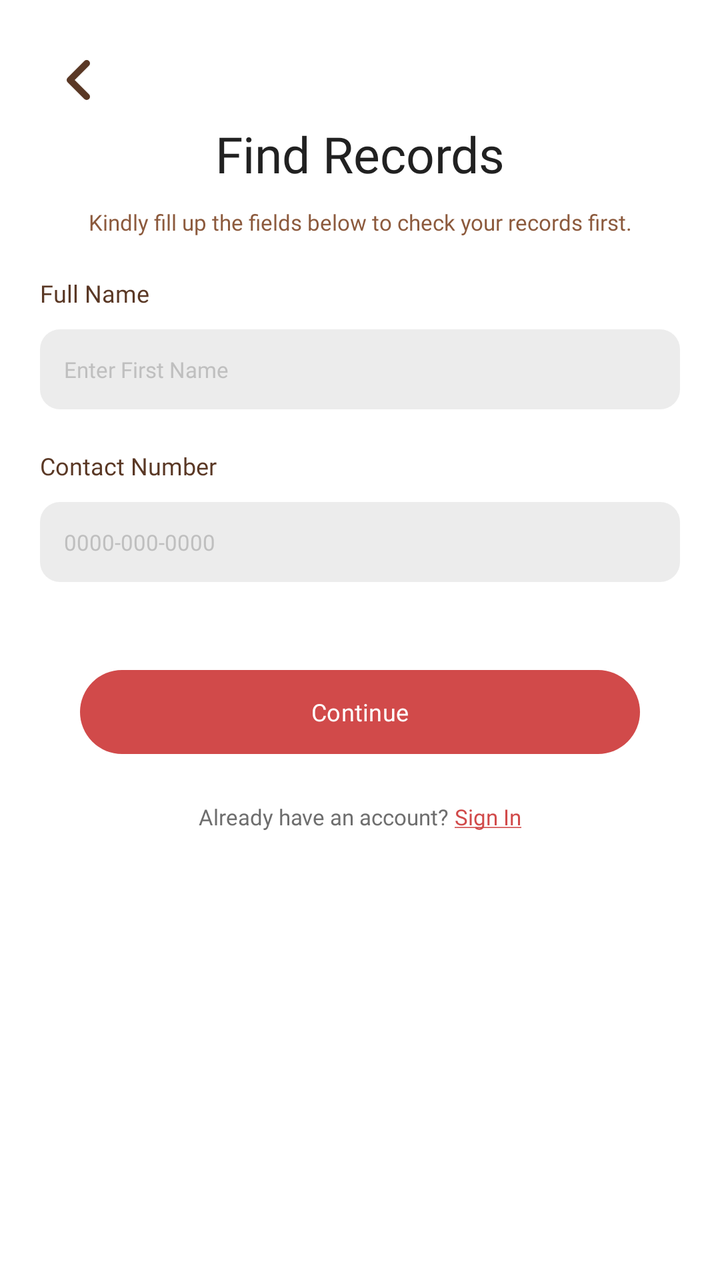
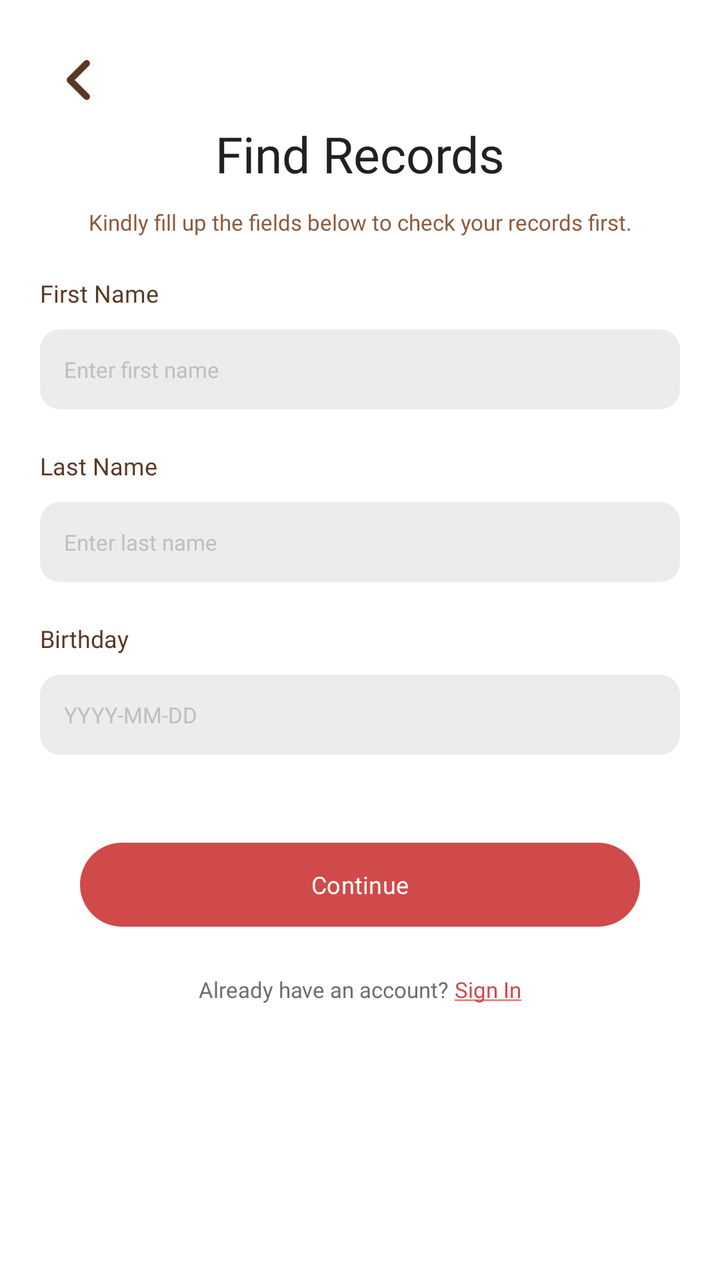

Screens rendered from an Android XML layout before and after an edit, with the pre-edit source and the edit as a unified diff.
<!-- AndroidManifest.xml: application theme Theme.StTherese -->
<!-- res/layout/activity_find_record.xml -->
<?xml version="1.0" encoding="utf-8"?>
<androidx.constraintlayout.widget.ConstraintLayout xmlns:android="http://schemas.android.com/apk/res/android"
    xmlns:app="http://schemas.android.com/apk/res-auto"
    android:layout_width="match_parent"
    android:layout_height="match_parent"
    xmlns:tools="http://schemas.android.com/tools"
    android:background="@color/card_white"
    tools:context=".FindRecord">


    <ImageView
        android:id="@+id/buttonBack"
        android:layout_width="40dp"
        android:layout_height="40dp"
        android:layout_margin="20dp"
        android:src="@drawable/ic_arrow_left"
        app:layout_constraintStart_toStartOf="parent"
        app:layout_constraintTop_toTopOf="parent" />

    <TextView
        android:id="@+id/textViewFindRecords"
        android:layout_width="match_parent"
        android:layout_height="wrap_content"
        android:fontFamily="@font/montserrat_extra_bold"
        android:gravity="center"
        android:text="Find Records"
        android:textColor="@color/black_text"
        android:textSize="25sp"
        app:layout_constraintEnd_toEndOf="parent"
        app:layout_constraintStart_toStartOf="parent"
        app:layout_constraintTop_toBottomOf="@+id/buttonBack" />

    <TextView
        android:id="@+id/textView1"
        android:layout_width="wrap_content"
        android:layout_height="wrap_content"
        android:layout_margin="10dp"
        android:fontFamily="@font/poppins_regular"
        android:text="Kindly fill up the fields below to check your records first."
        android:textAlignment="center"
        android:textColor="@color/text_secondary"
        android:textSize="11sp"
        app:layout_constraintEnd_toEndOf="parent"
        app:layout_constraintStart_toStartOf="parent"
        app:layout_constraintTop_toBottomOf="@+id/textViewFindRecords" />

    <TextView
        android:id="@+id/textViewName"
        android:layout_width="match_parent"
        android:layout_height="wrap_content"
        android:layout_margin="20dp"
        android:fontFamily="@font/poppins_semi_bold"
        android:text="Full Name"
        android:textColor="@color/brown_text"
        android:textSize="12sp"
        app:layout_constraintEnd_toEndOf="parent"
        app:layout_constraintStart_toStartOf="parent"
        app:layout_constraintTop_toBottomOf="@+id/textView1" />

    <EditText
        android:id="@+id/editTextName"
        style="@style/CustomEditTextStyle"
        android:layout_width="match_parent"
        android:layout_height="40dp"
        android:layout_marginStart="20dp"
        android:layout_marginEnd="20dp"
        android:layout_marginTop="10dp"
        android:background="@drawable/edittext_bg"
        android:hint="Enter First Name"
        android:inputType="textPersonName"
        android:padding="12dp"
        app:layout_constraintStart_toStartOf="parent"
        app:layout_constraintTop_toBottomOf="@+id/textViewName" />

    <TextView
        android:id="@+id/textViewContact"
        android:layout_width="match_parent"
        android:layout_height="wrap_content"
        android:layout_marginStart="20dp"
        android:layout_marginTop="20dp"
        android:layout_marginEnd="20dp"
        android:fontFamily="@font/poppins_semi_bold"
        android:text="Contact Number"
        android:textColor="@color/brown_text"
        android:textSize="12sp"
        app:layout_constraintEnd_toEndOf="parent"
        app:layout_constraintStart_toStartOf="parent"
        app:layout_constraintTop_toBottomOf="@+id/editTextName" />

    <EditText
        android:id="@+id/editTextContact"
        style="@style/CustomEditTextStyle"
        android:layout_width="match_parent"
        android:layout_height="40dp"
        android:layout_marginTop="10dp"
        android:layout_marginStart="20dp"
        android:layout_marginEnd="20dp"
        android:background="@drawable/edittext_bg"
        android:hint="0000-000-0000"
        android:maxLength="11"
        android:inputType="phone"
        android:padding="12dp"
        app:layout_constraintStart_toStartOf="parent"
        app:layout_constraintTop_toBottomOf="@+id/textViewContact" />

    <com.google.android.material.button.MaterialButton
        android:id="@+id/buttonContinue"
        android:layout_width="match_parent"
        android:layout_height="50dp"
        android:layout_margin="40dp"
        android:fontFamily="@font/poppins_semi_bold"
        android:text="Continue"
        android:textAllCaps="false"
        android:textColor="@color/card_white"
        android:textSize="12sp"
        app:backgroundTint="@color/red_primary"
        app:cornerRadius="24dp"
        app:layout_constraintEnd_toEndOf="parent"
        app:layout_constraintStart_toStartOf="parent"
        app:layout_constraintTop_toBottomOf="@+id/editTextContact" />

    
    <LinearLayout
        android:layout_width="wrap_content"
        android:layout_height="wrap_content"
        android:gravity="center"
        android:layout_margin="20dp"
        android:orientation="horizontal"
        app:layout_constraintEnd_toEndOf="parent"
        app:layout_constraintStart_toStartOf="parent"
        app:layout_constraintTop_toBottomOf="@+id/buttonContinue">

        <TextView
            android:layout_width="wrap_content"
            android:layout_height="wrap_content"
            android:fontFamily="@font/poppins_regular"
            android:text="Already have an account? "
            android:textColor="@color/small_text"
            android:textSize="11sp" />

        <TextView
            android:id="@+id/textSignIn"
            android:layout_width="wrap_content"
            android:layout_height="wrap_content"
            android:fontFamily="@font/poppins_regular"
            android:text="@string/sign_in_underlined_text"
            android:textColor="@color/red_primary"
            android:textSize="11sp" />
    </LinearLayout>

</androidx.constraintlayout.widget.ConstraintLayout>
<!-- resources referenced by this layout -->
<resources>
  <color name="black_text">#212121</color>
  <color name="brown_text">#5A3825</color>
  <color name="card_white">#FFFFFF</color>
  <color name="red_primary">#D14A4A</color>
  <color name="small_text">#6E6E6E</color>
  <color name="text_secondary">#8C5A3D</color>
  <!-- drawable edittext_bg (drawable) -->
  <shape xmlns:android="http://schemas.android.com/apk/res/android" android:shape="rectangle">
      <solid android:color="#ECECEC" />
      <corners android:radius="10dp" />
  </shape>
  <!-- drawable ic_arrow_left (drawable) -->
  <vector xmlns:android="http://schemas.android.com/apk/res/android"
      android:width="24dp"
      android:height="24dp"
      android:viewportWidth="24"
      android:viewportHeight="24">
    <path
        android:pathData="m14,7l-5,5l5,5"
        android:strokeLineJoin="round"
        android:strokeWidth="2"
        android:fillColor="#00000000"
        android:strokeColor="#5A3825"
        android:strokeLineCap="round"/>
  </vector>
  <string name="sign_in_underlined_text"><u>Sign In</u></string>
  <style name="CustomEditTextStyle">
          <item name="android:textColor">@color/black_text</item>
          <item name="android:textColorHint">@color/text_hint</item>
          <item name="android:fontFamily">@font/poppins_regular</item>
          <item name="android:textSize">11sp</item>
      </style>
  <style name="Theme.StTherese" parent="Base.Theme.StTherese" />
  <color name="text_hint">#BFBFBF</color>
  <style name="Base.Theme.StTherese" parent="Theme.Material3.DayNight.NoActionBar">
          <item name="colorPrimary">@color/md_theme_light_primary</item>
          <item name="colorOnPrimary">@color/md_theme_light_onPrimary</item>
          <item name="android:colorBackground">@color/md_theme_light_background</item>
          <item name="colorSurface">@color/md_theme_light_surface</item>
          <item name="colorError">@color/red_primary</item>
          <item name="colorSecondary">@color/brown_text</item>
      </style>
  <color name="md_theme_light_primary">@color/brown_primary</color>
  <color name="md_theme_light_onPrimary">@color/white_on_primary</color>
  <color name="md_theme_light_background">@color/app_background</color>
  <color name="md_theme_light_surface">@color/app_background</color>
  <color name="brown_primary">#6B3A17</color>
  <color name="white_on_primary">#FFFFFF</color>
  <color name="app_background">#F7F1EE</color>
</resources>

<!-- the commit's change to res/layout/activity_find_record.xml (unified diff, before → after) -->
@@ -50,7 +50,7 @@
         android:layout_height="wrap_content"
         android:layout_margin="20dp"
         android:fontFamily="@font/poppins_semi_bold"
-        android:text="Full Name"
+        android:text="First Name"
         android:textColor="@color/brown_text"
         android:textSize="12sp"
         app:layout_constraintEnd_toEndOf="parent"
@@ -58,7 +58,7 @@
         app:layout_constraintTop_toBottomOf="@+id/textView1" />
 
     <EditText
-        android:id="@+id/editTextName"
+        android:id="@+id/editTextFirstName"
         style="@style/CustomEditTextStyle"
         android:layout_width="match_parent"
         android:layout_height="40dp"
@@ -66,29 +66,29 @@
         android:layout_marginEnd="20dp"
         android:layout_marginTop="10dp"
         android:background="@drawable/edittext_bg"
-        android:hint="Enter First Name"
+        android:hint="Enter first name"
         android:inputType="textPersonName"
         android:padding="12dp"
         app:layout_constraintStart_toStartOf="parent"
         app:layout_constraintTop_toBottomOf="@+id/textViewName" />
 
     <TextView
-        android:id="@+id/textViewContact"
+        android:id="@+id/textViewLastName"
         android:layout_width="match_parent"
         android:layout_height="wrap_content"
         android:layout_marginStart="20dp"
         android:layout_marginTop="20dp"
         android:layout_marginEnd="20dp"
         android:fontFamily="@font/poppins_semi_bold"
-        android:text="Contact Number"
+        android:text="Last Name"
         android:textColor="@color/brown_text"
         android:textSize="12sp"
         app:layout_constraintEnd_toEndOf="parent"
         app:layout_constraintStart_toStartOf="parent"
-        app:layout_constraintTop_toBottomOf="@+id/editTextName" />
+        app:layout_constraintTop_toBottomOf="@+id/editTextFirstName" />
 
     <EditText
-        android:id="@+id/editTextContact"
+        android:id="@+id/editTextLastName"
         style="@style/CustomEditTextStyle"
         android:layout_width="match_parent"
         android:layout_height="40dp"
@@ -96,12 +96,43 @@
         android:layout_marginStart="20dp"
         android:layout_marginEnd="20dp"
         android:background="@drawable/edittext_bg"
-        android:hint="0000-000-0000"
-        android:maxLength="11"
-        android:inputType="phone"
+        android:hint="Enter last name"
+        android:inputType="textPersonName"
         android:padding="12dp"
         app:layout_constraintStart_toStartOf="parent"
-        app:layout_constraintTop_toBottomOf="@+id/textViewContact" />
+        app:layout_constraintTop_toBottomOf="@+id/textViewLastName" />
+
+    <TextView
+        android:id="@+id/textViewDob"
+        android:layout_width="match_parent"
+        android:layout_height="wrap_content"
+        android:layout_marginStart="20dp"
+        android:layout_marginTop="20dp"
+        android:layout_marginEnd="20dp"
+        android:fontFamily="@font/poppins_semi_bold"
+        android:text="Birthday"
+        android:textColor="@color/brown_text"
+        android:textSize="12sp"
+        app:layout_constraintEnd_toEndOf="parent"
+        app:layout_constraintStart_toStartOf="parent"
+        app:layout_constraintTop_toBottomOf="@+id/editTextLastName" />
+
+    <EditText
+        android:id="@+id/editTextDob"
+        style="@style/CustomEditTextStyle"
+        android:layout_width="match_parent"
+        android:layout_height="40dp"
+        android:layout_marginTop="10dp"
+        android:layout_marginStart="20dp"
+        android:layout_marginEnd="20dp"
+        android:background="@drawable/edittext_bg"
+        android:clickable="true"
+        android:focusable="false"
+        android:hint="YYYY-MM-DD"
+        android:inputType="none"
+        android:padding="12dp"
+        app:layout_constraintStart_toStartOf="parent"
+        app:layout_constraintTop_toBottomOf="@+id/textViewDob" />
 
     <com.google.android.material.button.MaterialButton
         android:id="@+id/buttonContinue"
@@ -117,7 +148,7 @@
         app:cornerRadius="24dp"
         app:layout_constraintEnd_toEndOf="parent"
         app:layout_constraintStart_toStartOf="parent"
-        app:layout_constraintTop_toBottomOf="@+id/editTextContact" />
+        app:layout_constraintTop_toBottomOf="@+id/editTextDob" />
 
     
     <LinearLayout
